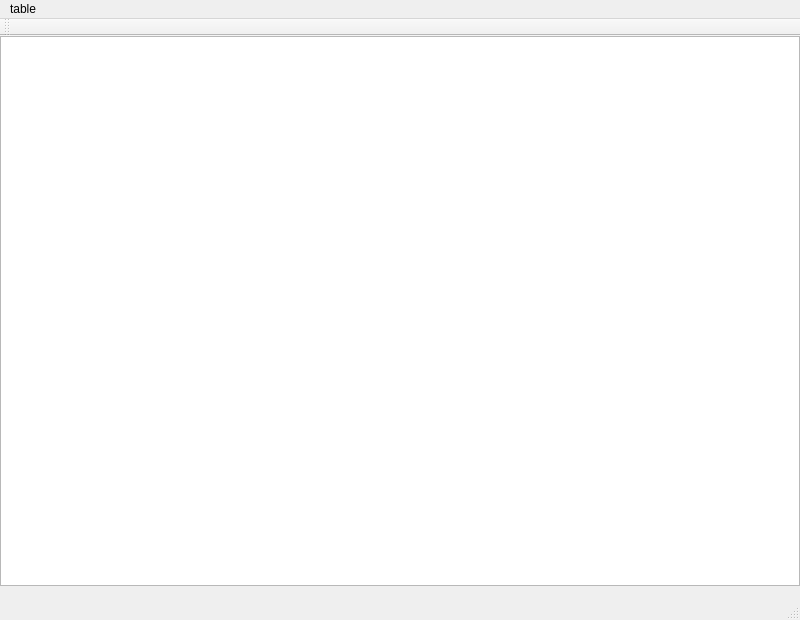
Before: the Qt Designer form table.ui in PaulFr/Arrozr_Central, drawn with Qt 5.
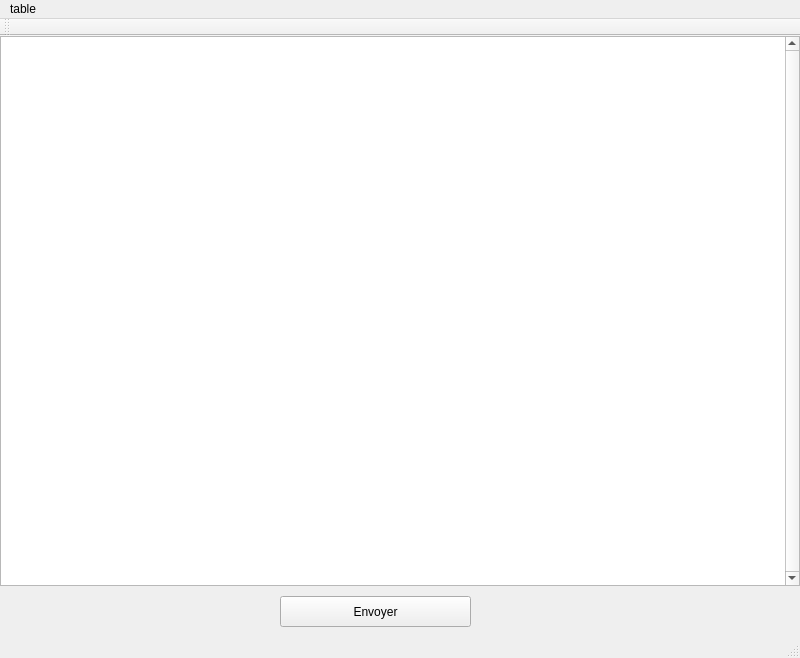
After: the same form once the commit is applied.

Commit message: table qui affiche en 42 octets les résultats

Patch:
```diff
--- a/table.ui
+++ b/table.ui
@@ -7,7 +7,7 @@
     <x>0</x>
     <y>0</y>
     <width>800</width>
-    <height>620</height>
+    <height>658</height>
    </rect>
   </property>
   <property name="windowTitle">
@@ -22,6 +22,34 @@
       <width>800</width>
       <height>550</height>
      </rect>
+    </property>
+    <property name="lineWidth">
+     <number>1</number>
+    </property>
+    <property name="midLineWidth">
+     <number>0</number>
+    </property>
+    <property name="verticalScrollBarPolicy">
+     <enum>Qt::ScrollBarAlwaysOn</enum>
+    </property>
+    <property name="selectionMode">
+     <enum>QAbstractItemView::MultiSelection</enum>
+    </property>
+    <property name="selectionBehavior">
+     <enum>QAbstractItemView::SelectItems</enum>
+    </property>
+   </widget>
+   <widget class="QPushButton" name="Envoyer">
+    <property name="geometry">
+     <rect>
+      <x>280</x>
+      <y>560</y>
+      <width>191</width>
+      <height>31</height>
+     </rect>
+    </property>
+    <property name="text">
+     <string>Envoyer</string>
     </property>
    </widget>
   </widget>
```
The commit also changes 3 other files.
